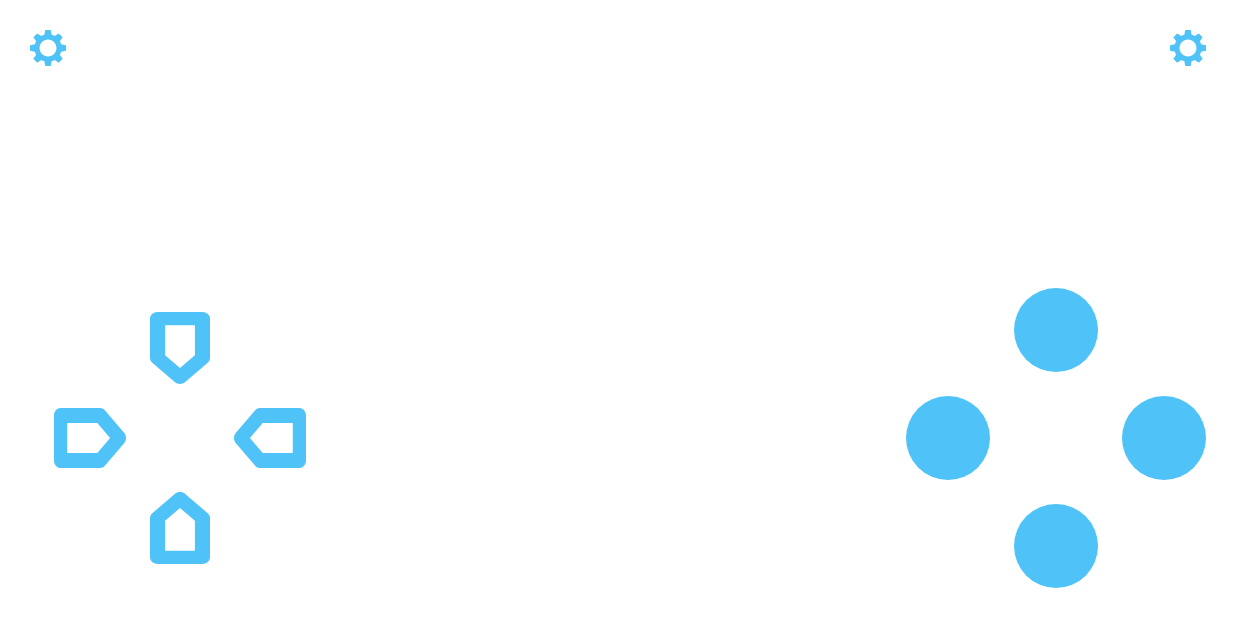
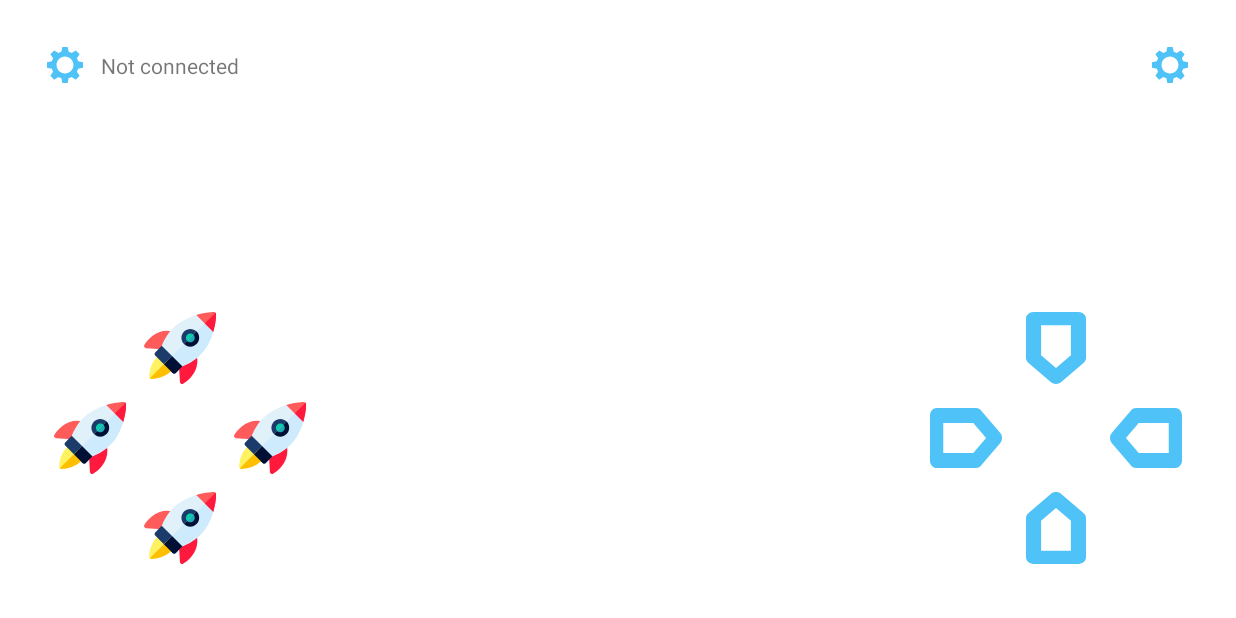
Before and after one commit to tiendat77/remote-control-car, an Android app: the screen it shows after launch (MainActivity), on a phone screen of 824 x 412 dp (held sideways). Run offline under Robolectric (Android 15) with nearby library versions, the phone set to English and light mode, and no system bars; libraries missing offline, so code that uses them is left out: io.github.controlwear.virtual; plain views replace JoystickView; 2 statements that could not run were skipped.

Commit message:
android layout

```diff
--- a/app/src/main/AndroidManifest.xml
+++ b/app/src/main/AndroidManifest.xml
@@ -15,8 +15,8 @@
         <activity
             android:name=".SettingsActivity"
             android:label="@string/title_activity_settings"
-            android:screenOrientation="sensorLandscape"
-            android:parentActivityName=".MainActivity" />
+            android:parentActivityName=".MainActivity"
+            android:screenOrientation="sensorLandscape" />
 
         <activity
             android:name=".MainActivity"
--- a/app/src/main/java/com/dathuynh/rc/Constants.java
+++ b/app/src/main/java/com/dathuynh/rc/Constants.java
@@ -3,4 +3,7 @@ package com.dathuynh.rc;
 public class Constants {
     public static final String SERVER_IP = "192.168.1.100";
     public static final int SERVER_PORT = 8000;
+    public static final String CONNECTED = "Connected";
+    public static final String CONNECT_ERROR = "Connect error";
+    public static final String NOT_CONNECTED = "Not connected";
 }
--- a/app/src/main/java/com/dathuynh/rc/ControlFragment.java
+++ b/app/src/main/java/com/dathuynh/rc/ControlFragment.java
@@ -1,5 +1,6 @@
 package com.dathuynh.rc;
 
+import android.annotation.SuppressLint;
 import android.content.Intent;
 import android.os.Bundle;
 
@@ -10,8 +11,12 @@ import android.util.Log;
 import android.view.LayoutInflater;
 import android.view.View;
 import android.view.ViewGroup;
+import android.widget.RelativeLayout;
 import android.widget.TextView;
 import android.widget.Toast;
+import org.json.JSONObject;
+
+import com.google.android.material.floatingactionbutton.FloatingActionButton;
 
 import io.github.controlwear.virtual.joystick.android.JoystickView;
 
@@ -19,8 +24,13 @@ public class ControlFragment extends Fragment {
 
     private SocketClient socketClient;
 
+    private Preference preference;
+    private int controlMethod;
+
+    private RelativeLayout controlGamePadLayout;
+    private RelativeLayout controlJoystickLayout;
+    private FloatingActionButton connectionStatusDot;
     private TextView connectionStatusText;
-
 
     public ControlFragment() {
         // Required empty public constructor
@@ -29,6 +39,17 @@ public class ControlFragment extends Fragment {
     @Override
     public void onCreate(Bundle savedInstanceState) {
         super.onCreate(savedInstanceState);
+
+        this.preference = new Preference(getContext());
+        this.loadSettings();
+    }
+
+    @Override
+    public void onResume() {
+        super.onResume();
+        this.setStatus(Constants.NOT_CONNECTED);
+        this.loadSettings();
+        this.setViewBySetting();
     }
 
     @Override
@@ -41,13 +62,17 @@ public class ControlFragment extends Fragment {
     public void onViewCreated(@NonNull View view, Bundle savedInstanceState) {
         super.onViewCreated(view, savedInstanceState);
 
-//        this.createSocket();
         this.initView(view);
+        this.setViewBySetting();
         this.setListener(view);
+        this.setStatus(Constants.NOT_CONNECTED);
     }
 
     private void initView(View view) {
+        controlGamePadLayout = (RelativeLayout) view.findViewById(R.id.control_game_pad);
+        controlJoystickLayout = (RelativeLayout) view.findViewById(R.id.control_joystick);
         connectionStatusText = (TextView) view.findViewById(R.id.connection_status);
+        connectionStatusDot = (FloatingActionButton) view.findViewById(R.id.button_connection_dot);
     }
 
     private void setListener(View view) {
@@ -119,6 +144,13 @@ public class ControlFragment extends Fragment {
             }
         });
 
+        view.findViewById(R.id.button_connection_dot).setOnClickListener(new View.OnClickListener() {
+            @Override
+            public void onClick(View view) {
+                createSocket();
+            }
+        });
+
         view.findViewById(R.id.button_settings).setOnClickListener(new View.OnClickListener() {
             @Override
             public void onClick(View view) {
@@ -151,6 +183,35 @@ public class ControlFragment extends Fragment {
         }
     }
 
+    /* Set view by user setting */
+    private void setViewBySetting() {
+        if (this.controlMethod == 0) { // show game-pad
+            this.controlJoystickLayout.setVisibility(View.GONE);
+            this.controlGamePadLayout.setVisibility(View.VISIBLE);
+
+        } else { // show joystick
+            this.controlJoystickLayout.setVisibility(View.VISIBLE);
+            this.controlGamePadLayout.setVisibility(View.GONE);
+        }
+    }
+
+    /* Show connection status */
+    @SuppressLint("UseCompatLoadingForDrawables")
+    private void setStatus(String status) {
+        if (this.connectionStatusText != null) {
+            this.connectionStatusText.setText(status);
+        }
+
+        /* Connected successfully */
+        if (status.equals(Constants.CONNECTED)) {
+            connectionStatusDot.setImageDrawable(getResources().getDrawable(R.drawable.ic_rocket_24));
+            return;
+        }
+
+        /* Connect error or Not connected yet */
+        connectionStatusDot.setImageDrawable(getResources().getDrawable(R.drawable.ic_setting_24));
+    }
+
     /* Call device API get function status then update button icon */
     private void getFunctionStatus() {
 
@@ -167,11 +228,13 @@ public class ControlFragment extends Fragment {
                 @Override
                 public void connected() {
                     pushNotify("Connected!");
+                    setStatus(Constants.CONNECTED);
                 }
 
                 @Override
                 public void connectError() {
                     pushNotify("Connect error!");
+                    setStatus(Constants.CONNECT_ERROR);
                 }
 
                 @Override
@@ -180,8 +243,10 @@ public class ControlFragment extends Fragment {
                 }
             };
 
-            socketClient = new SocketClient(socketEvent);
+            String serverAddress = preference.getDeviceAddress();
+            int serverPort = preference.getDevicePort();
 
+            socketClient = new SocketClient(serverAddress, serverPort, socketEvent);
             socketClient.start();
 
         } else {
@@ -203,8 +268,14 @@ public class ControlFragment extends Fragment {
         }
     }
 
+    /* Load settings */
+    private void loadSettings() {
+        this.controlMethod = preference.getControlMethod();
+    }
+
     /* Notify message with Toast */
     public void pushNotify(String message) {
+        if (getActivity() != null) {
             getActivity().runOnUiThread(new Runnable() {
                 @Override
                 public void run() {
@@ -214,3 +285,4 @@ public class ControlFragment extends Fragment {
             });
         }
     }
+}
--- a/app/src/main/java/com/dathuynh/rc/MainActivity.java
+++ b/app/src/main/java/com/dathuynh/rc/MainActivity.java
@@ -1,5 +1,6 @@
 package com.dathuynh.rc;
 
+import android.os.Build;
 import android.os.Bundle;
 
 import androidx.appcompat.app.AppCompatActivity;
@@ -14,6 +15,8 @@ public class MainActivity extends AppCompatActivity {
     protected void onCreate(Bundle savedInstanceState) {
         super.onCreate(savedInstanceState);
         setContentView(R.layout.activity_main);
+
+        hideSystemUI();
     }
 
     @Override
@@ -47,20 +50,19 @@ public class MainActivity extends AppCompatActivity {
     }
 
     private void hideSystemUI() {
-        // Enables regular immersive mode.
-        // For "lean back" mode, remove SYSTEM_UI_FLAG_IMMERSIVE.
-        // Or for "sticky immersive," replace it with SYSTEM_UI_FLAG_IMMERSIVE_STICKY
-        View decorView = getWindow().getDecorView();
-        decorView.setSystemUiVisibility(
-                View.SYSTEM_UI_FLAG_IMMERSIVE
-                        // Set the content to appear under the system bars so that the
-                        // content doesn't resize when the system bars hide and show.
-                        | View.SYSTEM_UI_FLAG_LAYOUT_STABLE
-                        | View.SYSTEM_UI_FLAG_LAYOUT_HIDE_NAVIGATION
-                        | View.SYSTEM_UI_FLAG_LAYOUT_FULLSCREEN
-                        // Hide the nav bar and status bar
-                        | View.SYSTEM_UI_FLAG_HIDE_NAVIGATION
-                        | View.SYSTEM_UI_FLAG_FULLSCREEN);
+
+        final int apiVersion = Build.VERSION.SDK_INT;
+        final int flags = View.SYSTEM_UI_FLAG_LAYOUT_STABLE
+                | View.SYSTEM_UI_FLAG_LAYOUT_HIDE_NAVIGATION
+                | View.SYSTEM_UI_FLAG_LAYOUT_FULLSCREEN
+                | View.SYSTEM_UI_FLAG_HIDE_NAVIGATION
+                | View.SYSTEM_UI_FLAG_FULLSCREEN
+                | View.SYSTEM_UI_FLAG_IMMERSIVE_STICKY
+                | View.SYSTEM_UI_FLAG_IMMERSIVE;
+
+        if (apiVersion > Build.VERSION_CODES.KITKAT) {
+            getWindow().getDecorView().setSystemUiVisibility(flags);
+        }
     }
 
 }
--- /dev/null
+++ b/app/src/main/java/com/dathuynh/rc/Preference.java
@@ -0,0 +1,47 @@
+package com.dathuynh.rc;
+
+import android.content.Context;
+import android.content.SharedPreferences;
+
+import androidx.preference.PreferenceManager;
+
+public class Preference {
+    final private SharedPreferences preferences;
+    final private Context context;
+
+    public Preference(Context context) {
+        this.context = context;
+        this.preferences = PreferenceManager.getDefaultSharedPreferences(context);
+    }
+
+    public String getDeviceAddress() {
+        return preferences.getString("device_ip", Constants.SERVER_IP);
+    }
+
+    public int getDevicePort() {
+        String portInString = preferences.getString("device_port", String.valueOf(Constants.SERVER_PORT));
+
+        try {
+            int PORT = Integer.parseInt(portInString);
+            return PORT;
+
+        } catch (Exception e) {
+            return Constants.SERVER_PORT;
+        }
+    }
+
+    /*
+     * Control method
+     * 0 - Game-pad button
+     * 1 - Virtual Joystick
+     * */
+    public int getControlMethod() {
+        String METHOD = preferences.getString("control_method", "game_pad");
+
+        if (METHOD.equals("game_pad")) {
+            return 0;
+        }
+
+        return 1;
+    }
+}
--- /dev/null
+++ b/app/src/main/res/drawable/ic_rocket_24.xml
@@ -0,0 +1,17 @@
+<vector android:height="24dp" android:viewportHeight="511.99976"
+    android:viewportWidth="511" android:width="24dp" xmlns:android="http://schemas.android.com/apk/res/android">
+    <path android:fillColor="#ff5b5b" android:pathData="m157.086,266.195c-0.324,0 -0.648,-0.012 -0.977,-0.031l-140.961,-8.801c-5.363,-0.332 -10.176,-3.398 -12.746,-8.113 -2.566,-4.715 -2.535,-10.422 0.09,-15.109 0.738,-1.32 18.504,-32.645 52.336,-59.965 45.719,-36.914 98.867,-48.887 153.695,-34.621 4.551,1.184 8.324,4.355 10.277,8.633s1.875,9.207 -0.215,13.418l-47.504,95.902c-2.648,5.344 -8.09,8.688 -13.996,8.688zM157.086,266.195"/>
+    <path android:fillColor="#ff193d" android:pathData="m270.723,512c-2.57,0 -5.141,-0.633 -7.473,-1.906 -4.715,-2.57 -7.781,-7.379 -8.117,-12.742l-8.797,-140.961c-0.391,-6.277 3.02,-12.18 8.656,-14.973l95.902,-47.508c4.215,-2.086 9.141,-2.164 13.418,-0.211 4.281,1.949 7.449,5.727 8.633,10.277 14.27,54.828 2.297,107.977 -34.621,153.695 -27.316,33.832 -58.645,51.594 -59.965,52.336 -2.371,1.328 -5.004,1.992 -7.637,1.992zM270.723,512"/>
+    <path android:fillColor="#e1f1fa" android:pathData="m487.441,126.059 l-101,-101c-4.047,-4.047 -9.984,-5.555 -15.473,-3.934 -67.613,20 -123.117,51.367 -164.98,93.227 -8.73,8.734 -17.117,18.199 -24.922,28.129 -22.695,28.855 -41.652,62.973 -56.34,101.406 -9.355,24.496 -16.973,50.738 -22.641,77.996 -9.898,47.613 -10.43,81.738 -10.449,83.168 -0.051,4.207 1.598,8.262 4.574,11.238 2.93,2.93 6.906,4.574 11.047,4.574h0.191c1.434,-0.016 35.559,-0.547 83.168,-10.445 27.258,-5.668 53.5,-13.285 78,-22.645 38.43,-14.688 72.547,-33.641 101.395,-56.332 9.938,-7.809 19.402,-16.195 28.137,-24.93 41.863,-41.863 73.23,-97.367 93.227,-164.98 1.625,-5.488 0.113,-11.426 -3.934,-15.473zM487.441,126.059"/>
+    <path android:fillColor="#fff261" android:pathData="m201.289,386.883 l-75.672,-75.672c-5.586,-5.586 -14.465,-6.121 -20.684,-1.246 -4.832,3.789 -9.43,7.859 -13.664,12.094 -52.652,52.652 -54.281,134.234 -54.324,137.68 -0.055,4.211 1.594,8.266 4.574,11.242 2.93,2.934 6.902,4.578 11.043,4.578 0.066,0 0.133,0 0.199,-0.004 3.445,-0.043 85.031,-1.672 137.68,-54.324 4.234,-4.234 8.305,-8.832 12.094,-13.664 4.875,-6.219 4.34,-15.098 -1.246,-20.684zM201.289,386.883"/>
+    <path android:fillColor="#1b3b6b" android:pathData="m125.934,240.762 l-46.426,46.43c-2.93,2.926 -4.578,6.898 -4.578,11.043 0,4.141 1.648,8.113 4.578,11.043l123.715,123.715c2.926,2.93 6.898,4.574 11.043,4.574s8.113,-1.645 11.043,-4.574l46.426,-46.426zM125.934,240.762"/>
+    <path android:fillColor="#06ccab" android:pathData="m328.602,231.551c-12.727,0 -24.695,-4.957 -33.695,-13.957 -18.578,-18.578 -18.578,-48.805 0,-67.387 9,-9 20.969,-13.957 33.695,-13.957 12.727,0 24.695,4.957 33.695,13.957s13.957,20.965 13.957,33.695c0,12.727 -4.957,24.691 -13.957,33.691s-20.969,13.957 -33.695,13.957zM328.602,231.551"/>
+    <path android:fillColor="#1b3b6b" android:pathData="m328.598,246.828c-16.809,0 -32.609,-6.547 -44.492,-18.43 -24.535,-24.535 -24.535,-64.457 0,-88.992 11.883,-11.883 27.688,-18.43 44.492,-18.43 16.809,0 32.609,6.547 44.496,18.43 11.887,11.887 18.43,27.688 18.43,44.496s-6.543,32.609 -18.43,44.496c-11.887,11.883 -27.688,18.43 -44.496,18.43zM328.598,152.215c-8.461,0 -16.422,3.297 -22.406,9.281 -12.352,12.355 -12.352,32.457 0,44.813 5.984,5.984 13.945,9.281 22.406,9.281 8.465,0 16.422,-3.297 22.406,-9.281s9.281,-13.941 9.281,-22.406 -3.297,-16.422 -9.281,-22.406 -13.941,-9.281 -22.406,-9.281zM328.598,152.215"/>
+    <path android:fillColor="#ff5b5b" android:pathData="m507.926,4.578c-2.98,-2.98 -7.059,-4.656 -11.246,-4.574 -2.316,0.027 -57.531,0.957 -125.711,21.121l120.406,120.406c20.164,-68.18 21.094,-123.395 21.121,-125.711 0.055,-4.211 -1.594,-8.266 -4.57,-11.242zM507.926,4.578"/>
+    <path android:fillColor="#cdebfc" android:pathData="m487.441,126.059 l-50.5,-50.5 -340.73,340.73c2.93,2.93 6.902,4.574 11.043,4.574h0.195c1.43,-0.016 35.555,-0.547 83.168,-10.445 27.258,-5.668 53.496,-13.285 77.996,-22.645 38.434,-14.688 72.551,-33.641 101.398,-56.332 9.934,-7.809 19.402,-16.195 28.133,-24.93 41.863,-41.863 73.23,-97.367 93.227,-164.98 1.629,-5.488 0.117,-11.426 -3.93,-15.473zM487.441,126.059"/>
+    <path android:fillColor="#fdbf00" android:pathData="m201.289,386.883 l-37.836,-37.836 -121.938,121.934v0.004c2.934,2.93 6.906,4.574 11.047,4.574h0.195c3.449,-0.043 85.031,-1.676 137.684,-54.328 4.234,-4.234 8.305,-8.832 12.09,-13.664 4.879,-6.219 4.348,-15.098 -1.242,-20.684zM201.289,386.883"/>
+    <path android:fillColor="#001035" android:pathData="m198.836,313.664 l-57.473,57.473 61.859,61.859c2.926,2.926 6.898,4.574 11.043,4.574s8.113,-1.648 11.043,-4.574l46.426,-46.43zM198.836,313.664"/>
+    <path android:fillColor="#1cadb5" android:pathData="m362.297,150.207c-0.004,0 -0.004,0 -0.004,0l-67.387,67.387h0.004c8.996,9 20.965,13.957 33.691,13.957 12.727,0 24.695,-4.957 33.695,-13.957s13.957,-20.965 13.957,-33.691c-0.004,-12.727 -4.957,-24.695 -13.957,-33.695zM362.297,150.207"/>
+    <path android:fillColor="#001035" android:pathData="m373.094,139.406 l-22.09,22.09c5.984,5.984 9.281,13.941 9.281,22.406s-3.297,16.422 -9.281,22.406 -13.941,9.281 -22.406,9.281 -16.422,-3.297 -22.406,-9.281c0,0 0,0 0,-0.004l-22.09,22.09v0.004c11.887,11.883 27.688,18.43 44.496,18.43s32.609,-6.547 44.496,-18.43c11.883,-11.887 18.43,-27.688 18.43,-44.496s-6.547,-32.609 -18.43,-44.496zM373.094,139.406"/>
+    <path android:fillColor="#ff193d" android:pathData="m507.922,4.574 l-76.75,76.754 60.203,60.203c20.164,-68.18 21.094,-123.395 21.121,-125.711 0.055,-4.211 -1.594,-8.266 -4.574,-11.246zM507.922,4.574"/>
+</vector>
--- a/app/src/main/res/layout/control_direction.xml
+++ b/app/src/main/res/layout/control_direction.xml
@@ -1,5 +1,6 @@
 <?xml version="1.0" encoding="utf-8"?>
 <RelativeLayout xmlns:android="http://schemas.android.com/apk/res/android"
+    android:id="@+id/control_game_pad"
     android:layout_width="200dp"
     android:layout_height="200dp"
     xmlns:app="http://schemas.android.com/apk/res-auto">
--- a/app/src/main/res/layout/control_function.xml
+++ b/app/src/main/res/layout/control_function.xml
@@ -6,58 +6,37 @@
 
     <com.google.android.material.floatingactionbutton.FloatingActionButton
         android:id="@+id/button_function1"
-        android:layout_width="wrap_content"
-        android:layout_height="wrap_content"
-        android:scaleType="center"
-        app:fabCustomSize="56dp"
-        app:maxImageSize="10dp"
-        app:borderWidth="0dp"
-        android:elevation="0dp"
-        app:elevation="0dp"
-        android:contentDescription=""
+        style="@style/Theme.RemoteControlCar.FAB"
+        app:tint="@null"
+        android:contentDescription="Function 1"
+        android:src="@drawable/ic_rocket_24"
         android:layout_alignParentTop="true"
         android:layout_centerHorizontal="true" />
 
     <com.google.android.material.floatingactionbutton.FloatingActionButton
         android:id="@+id/button_function2"
-        android:layout_width="wrap_content"
-        android:layout_height="wrap_content"
-        android:scaleType="center"
-        app:fabCustomSize="56dp"
-        app:maxImageSize="24dp"
-        app:borderWidth="0dp"
-        android:elevation="0dp"
-        app:elevation="0dp"
-        android:tint="@color/blue_100"
-        android:contentDescription=""
+        style="@style/Theme.RemoteControlCar.FAB"
+        app:tint="@null"
+        android:contentDescription="Function 2"
+        android:src="@drawable/ic_rocket_24"
         android:layout_alignParentBottom="true"
         android:layout_centerHorizontal="true" />
 
     <com.google.android.material.floatingactionbutton.FloatingActionButton
         android:id="@+id/button_function3"
-        android:layout_width="wrap_content"
-        android:layout_height="wrap_content"
-        android:scaleType="center"
-        app:fabCustomSize="56dp"
-        app:maxImageSize="10dp"
-        app:borderWidth="0dp"
-        android:elevation="0dp"
-        app:elevation="0dp"
-        android:contentDescription=""
+        style="@style/Theme.RemoteControlCar.FAB"
+        app:tint="@null"
+        android:contentDescription="Function 3"
+        android:src="@drawable/ic_rocket_24"
         android:layout_alignParentStart="true"
         android:layout_centerVertical="true" />
 
     <com.google.android.material.floatingactionbutton.FloatingActionButton
         android:id="@+id/button_function4"
-        android:layout_width="wrap_content"
-        android:layout_height="wrap_content"
-        android:scaleType="center"
-        app:fabCustomSize="56dp"
-        app:maxImageSize="10dp"
-        app:borderWidth="0dp"
-        android:elevation="0dp"
-        app:elevation="0dp"
-        android:contentDescription=""
+        style="@style/Theme.RemoteControlCar.FAB"
+        app:tint="@null"
+        android:contentDescription="Function 4"
+        android:src="@drawable/ic_rocket_24"
         android:layout_alignParentEnd="true"
         android:layout_centerVertical="true" />
 
--- a/app/src/main/res/layout/control_joystick.xml
+++ b/app/src/main/res/layout/control_joystick.xml
@@ -1,5 +1,7 @@
 <?xml version="1.0" encoding="utf-8"?>
 <RelativeLayout xmlns:android="http://schemas.android.com/apk/res/android"
+    android:id="@+id/control_joystick"
+    android:visibility="gone"
     android:layout_width="200dp"
     android:layout_height="200dp"
     xmlns:app="http://schemas.android.com/apk/res-auto">
@@ -7,7 +9,6 @@
     <io.github.controlwear.virtual.joystick.android.JoystickView
         xmlns:custom="http://schemas.android.com/apk/res-auto"
         android:id="@+id/joystick"
-        android:visibility="gone"
         android:layout_width="match_parent"
         android:layout_height="match_parent"
         custom:JV_fixedCenter="false" />
--- a/app/src/main/res/layout/fragment_control.xml
+++ b/app/src/main/res/layout/fragment_control.xml
@@ -1,9 +1,9 @@
 <?xml version="1.0" encoding="utf-8"?>
 <FrameLayout xmlns:android="http://schemas.android.com/apk/res/android"
+    xmlns:app="http://schemas.android.com/apk/res-auto"
     xmlns:tools="http://schemas.android.com/tools"
     android:layout_width="match_parent"
     android:layout_height="match_parent"
-    xmlns:app="http://schemas.android.com/apk/res-auto"
     tools:context=".ControlFragment">
 
     <RelativeLayout
@@ -15,53 +15,52 @@
         <LinearLayout
             android:layout_width="wrap_content"
             android:layout_height="wrap_content"
+            android:layout_alignParentStart="true"
             android:layout_alignParentTop="true"
-            android:layout_alignParentStart="true"
             android:gravity="center">
 
-            <ImageButton
-                android:id="@+id/connection_dot"
-                android:layout_width="wrap_content"
-                android:layout_height="wrap_content"
-                android:background="@android:color/transparent"
-                android:foreground="?attr/selectableItemBackgroundBorderless"
-                android:src="@drawable/ic_setting_24"/>
+            <com.google.android.material.floatingactionbutton.FloatingActionButton
+                android:id="@+id/button_connection_dot"
+                style="@style/Theme.RemoteControlCar.FabMini"
+                android:contentDescription="DOT STATUS"
+                android:src="@drawable/ic_setting_24"
+                app:tint="@null" />
 
             <TextView
+                android:gravity="center_vertical"
                 android:id="@+id/connection_status"
                 android:layout_width="match_parent"
                 android:layout_height="match_parent" />
         </LinearLayout>
 
-        <ImageButton
+        <com.google.android.material.floatingactionbutton.FloatingActionButton
             android:id="@+id/button_settings"
-            android:layout_width="wrap_content"
-            android:layout_height="wrap_content"
+            style="@style/Theme.RemoteControlCar.FabMini"
             android:layout_alignParentTop="true"
             android:layout_alignParentEnd="true"
-            android:background="@android:color/transparent"
-            android:foreground="?attr/selectableItemBackgroundBorderless"
-            android:src="@drawable/ic_setting_24"/>
+            android:contentDescription="SETTINGS"
+            android:src="@drawable/ic_setting_24"
+            app:tint="@null" />
 
         <include
             layout="@layout/control_direction"
             android:layout_width="200dp"
             android:layout_height="200dp"
-            android:layout_alignParentStart="true"
+            android:layout_alignParentEnd="true"
             android:layout_alignParentBottom="true" />
 
         <include
             layout="@layout/control_joystick"
             android:layout_width="200dp"
             android:layout_height="200dp"
-            android:layout_alignParentStart="true"
+            android:layout_alignParentEnd="true"
             android:layout_alignParentBottom="true" />
 
         <include
             layout="@layout/control_function"
             android:layout_width="200dp"
             android:layout_height="200dp"
-            android:layout_alignParentEnd="true"
+            android:layout_alignParentStart="true"
             android:layout_alignParentBottom="true" />
 
     </RelativeLayout>
--- a/app/src/main/res/values/themes.xml
+++ b/app/src/main/res/values/themes.xml
@@ -38,4 +38,18 @@
         <item name="borderWidth">0dp</item>
         <item name="elevation">0dp</item>
     </style>
+
+    <style name="Theme.RemoteControlCar.FabMini" parent="Theme.MaterialComponents">
+        <item name="android:backgroundTint">@android:color/transparent</item>
+        <item name="android:layout_height">wrap_content</item>
+        <item name="android:layout_width">wrap_content</item>
+        <item name="android:scaleType">centerInside</item>
+        <item name="hoveredFocusedTranslationZ">0dp</item>
+        <item name="rippleColor">@color/blue_100</item>
+        <item name="pressedTranslationZ">2dp</item>
+        <item name="fabCustomSize">30dp</item>
+        <item name="maxImageSize">24dp</item>
+        <item name="borderWidth">0dp</item>
+        <item name="elevation">0dp</item>
+    </style>
 </resources>
```
Also changed, not shown: app/src/main/java/com/dathuynh/rc/SettingsActivity.java (+24 -14 lines), app/src/main/java/com/dathuynh/rc/SocketClient.java (+7 -3 lines), app/src/main/res/values/arrays.xml (+7 -7 lines), app/src/main/res/values/strings.xml (+7 -11 lines), app/src/main/res/xml/root_preferences.xml (+19 -21 lines). Lines whose indentation alone changed are shown as unchanged.
